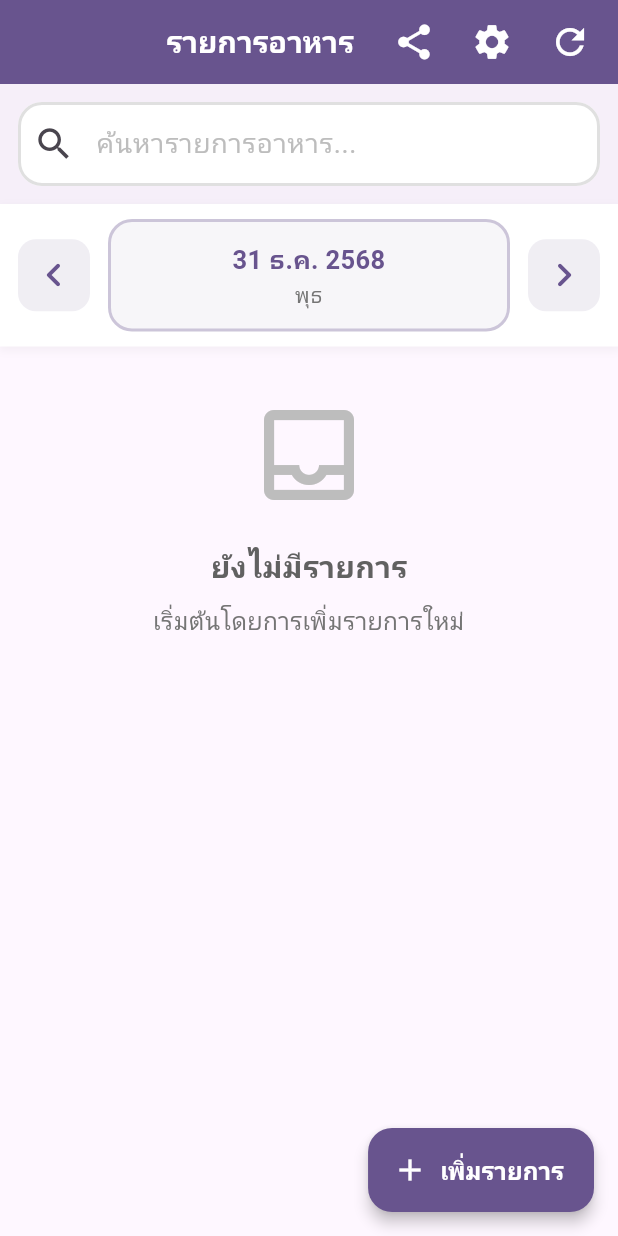
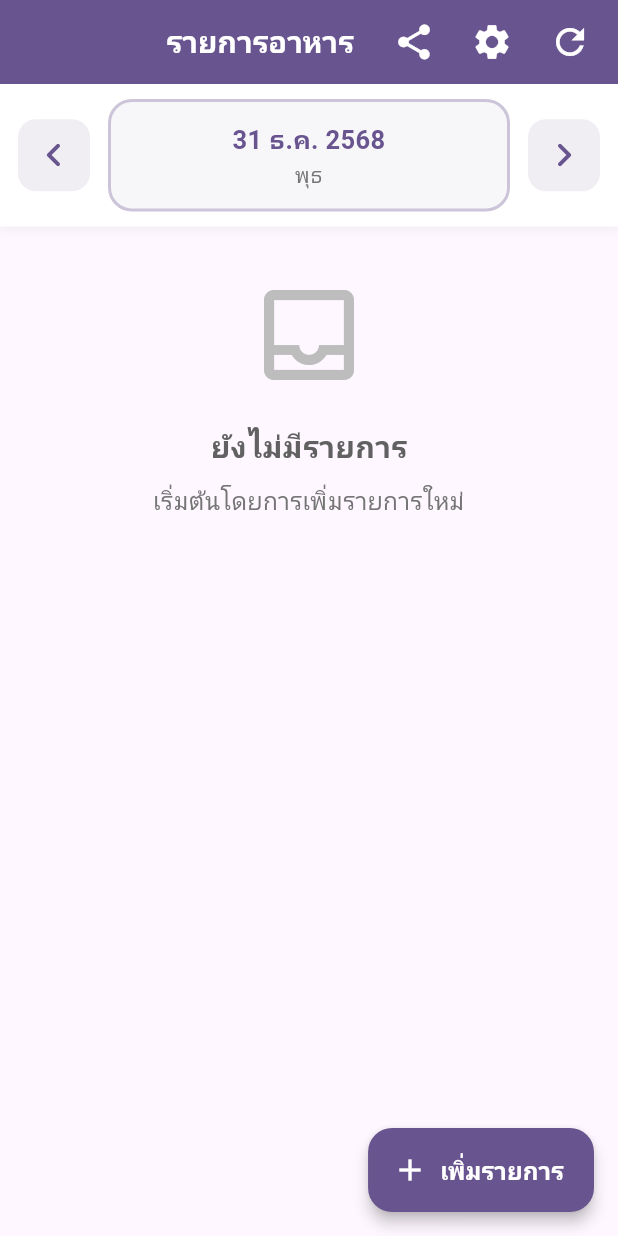
Before and after one commit to ppp3ppj/food_book, a Flutter app: the screen it shows after launch, on a phone screen of 412 x 824 dp. Run offline on Flutter 3.47's test engine with Material 3 defaults, Android fonts, the phone set to English and light mode, and no system bars; our stand-ins replace flutter_hooks, flutter_riverpod, go_router, hooks_riverpod, shared_preferences; missing offline and left inert: sqlite3.

Commit message:
Refactor item list screen to remove search functionality; optimize date navigation and item display

```diff
--- a/lib/views/item_list_screen.dart
+++ b/lib/views/item_list_screen.dart
@@ -17,9 +17,6 @@ class ItemListScreen extends HookConsumerWidget {
   @override
   Widget build(BuildContext context, WidgetRef ref) {
     // Local state management with hooks
-    final searchController = useTextEditingController();
-    final searchFocusNode = useFocusNode();
-    final searchQuery = useState('');
     final selectedDate = useState(DateTime.now());
 
     // Watch item state from Riverpod provider
@@ -34,16 +31,6 @@ class ItemListScreen extends HookConsumerWidget {
       );
       return null;
     }, [selectedDate.value]);
-
-    // Computed filtered items
-    final filteredItems = useMemoized(() {
-      if (searchQuery.value.isEmpty) return itemState.items;
-
-      final lowerQuery = searchQuery.value.toLowerCase();
-      return itemState.items.where((item) {
-        return item.name.toLowerCase().contains(lowerQuery);
-      }).toList();
-    }, [itemState.items, searchQuery.value]);
 
     return Scaffold(
       appBar: AppBar(
@@ -87,63 +74,8 @@ class ItemListScreen extends HookConsumerWidget {
           ),
         ],
       ),
-      body: GestureDetector(
-        onTap: () {
-          searchFocusNode.unfocus();
-        },
-        child: Column(
+      body: Column(
         children: [
-            // Search bar
-            Container(
-              padding: const EdgeInsets.all(12.0),
-              color: Theme.of(context).colorScheme.primary.withOpacity(0.05),
-              child: TextField(
-                controller: searchController,
-                focusNode: searchFocusNode,
-                autofocus: false,
-                style: const TextStyle(fontSize: 18),
-                decoration: InputDecoration(
-                  hintText: 'ค้นหารายการอาหาร...',
-                  hintStyle: TextStyle(fontSize: 18, color: Colors.grey[400]),
-                  prefixIcon: const Icon(Icons.search, size: 28),
-                  filled: true,
-                  fillColor: Colors.white,
-                  border: OutlineInputBorder(
-                    borderRadius: BorderRadius.circular(16),
-                    borderSide: BorderSide(color: Colors.grey[300]!, width: 2),
-                  ),
-                  enabledBorder: OutlineInputBorder(
-                    borderRadius: BorderRadius.circular(16),
-                    borderSide: BorderSide(color: Colors.grey[300]!, width: 2),
-                  ),
-                  focusedBorder: OutlineInputBorder(
-                    borderRadius: BorderRadius.circular(16),
-                    borderSide: BorderSide(
-                      color: Theme.of(context).colorScheme.primary,
-                      width: 3,
-                    ),
-                  ),
-                  contentPadding: const EdgeInsets.symmetric(
-                    horizontal: 16,
-                    vertical: 14,
-                  ),
-                  suffixIcon: searchQuery.value.isNotEmpty
-                      ? IconButton(
-                          icon: const Icon(Icons.clear, size: 24),
-                          iconSize: 24,
-                          onPressed: () {
-                            searchController.clear();
-                            searchQuery.value = '';
-                            searchFocusNode.unfocus();
-                          },
-                        )
-                      : null,
-                ),
-                onChanged: (value) {
-                  searchQuery.value = value;
-                },
-              ),
-            ),
           // Date Navigation Bar
           Container(
             padding: const EdgeInsets.symmetric(horizontal: 12, vertical: 10),
@@ -278,16 +210,9 @@ class ItemListScreen extends HookConsumerWidget {
           ),
           // Items list
           Expanded(
-              child: _buildItemList(
-                context,
-                ref,
-                itemState,
-                filteredItems,
-                searchQuery.value,
-              ),
+            child: _buildItemList(context, ref, itemState, itemState.items),
           ),
         ],
-        ),
       ),
       floatingActionButton: FloatingActionButton.extended(
         onPressed: () {
@@ -312,8 +237,7 @@ class ItemListScreen extends HookConsumerWidget {
     BuildContext context,
     WidgetRef ref,
     ItemState itemState,
-    List<ItemModel> filteredItems,
-    String searchQuery,
+    List<ItemModel> items,
   ) {
     // Loading state - Show skeleton loader
     if (itemState.isLoading) {
@@ -369,21 +293,17 @@ class ItemListScreen extends HookConsumerWidget {
     }
 
     // Empty state
-    if (filteredItems.isEmpty) {
+    if (items.isEmpty) {
       return SingleChildScrollView(
         child: Padding(
           padding: const EdgeInsets.all(32.0),
           child: Column(
             mainAxisAlignment: MainAxisAlignment.center,
             children: [
-              Icon(
-                searchQuery.isEmpty ? Icons.inbox_outlined : Icons.search_off,
-                size: 80,
-                color: Colors.grey[400],
-              ),
+              Icon(Icons.inbox_outlined, size: 80, color: Colors.grey[400]),
               const SizedBox(height: 20),
               Text(
-                searchQuery.isEmpty ? 'ยังไม่มีรายการ' : 'ไม่พบรายการ',
+                'ยังไม่มีรายการ',
                 style: TextStyle(
                   fontSize: 20,
                   fontWeight: FontWeight.bold,
@@ -392,9 +312,7 @@ class ItemListScreen extends HookConsumerWidget {
               ),
               const SizedBox(height: 10),
               Text(
-                searchQuery.isEmpty
-                    ? 'เริ่มต้นโดยการเพิ่มรายการใหม่'
-                    : 'ลองค้นหาด้วยคำอื่น',
+                'เริ่มต้นโดยการเพิ่มรายการใหม่',
                 style: TextStyle(fontSize: 16, color: Colors.grey[600]),
                 textAlign: TextAlign.center,
               ),
@@ -406,10 +324,10 @@ class ItemListScreen extends HookConsumerWidget {
 
     // Items list - Optimized with RepaintBoundary for better performance
     return ListView.builder(
-      itemCount: filteredItems.length,
+      itemCount: items.length,
       padding: const EdgeInsets.all(12),
       itemBuilder: (context, index) {
-        final item = filteredItems[index];
+        final item = items[index];
         // RepaintBoundary prevents unnecessary repaints of individual items
         return RepaintBoundary(child: _buildItemCard(context, item));
       },
```
Lines whose indentation alone changed are shown as unchanged.
